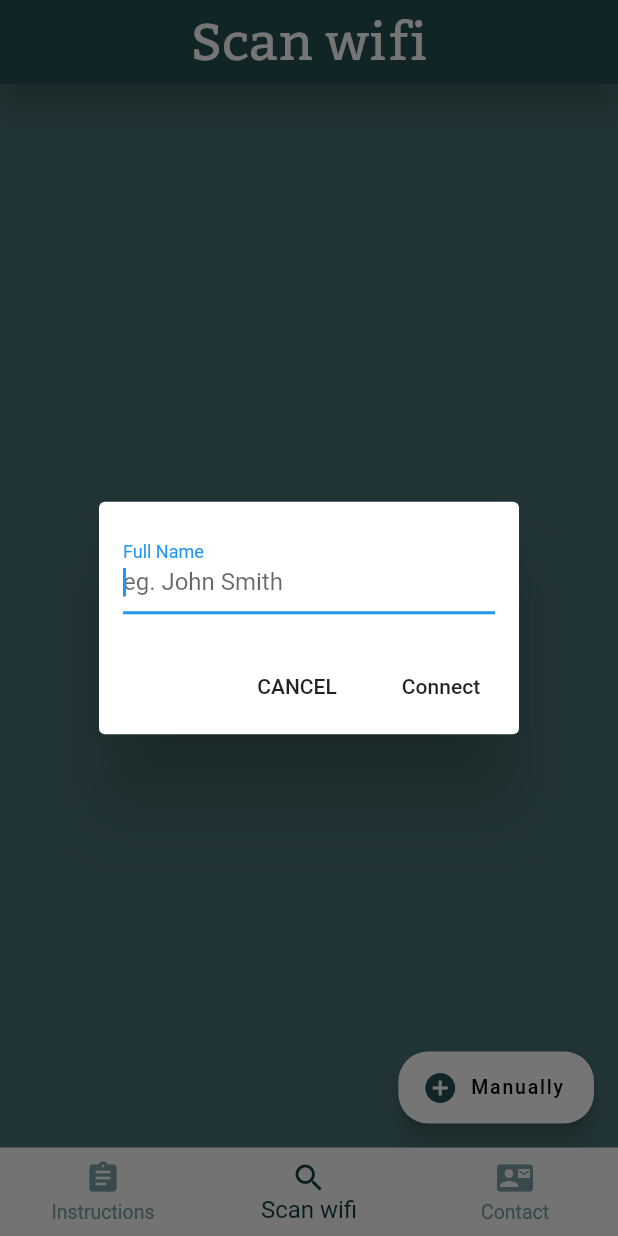
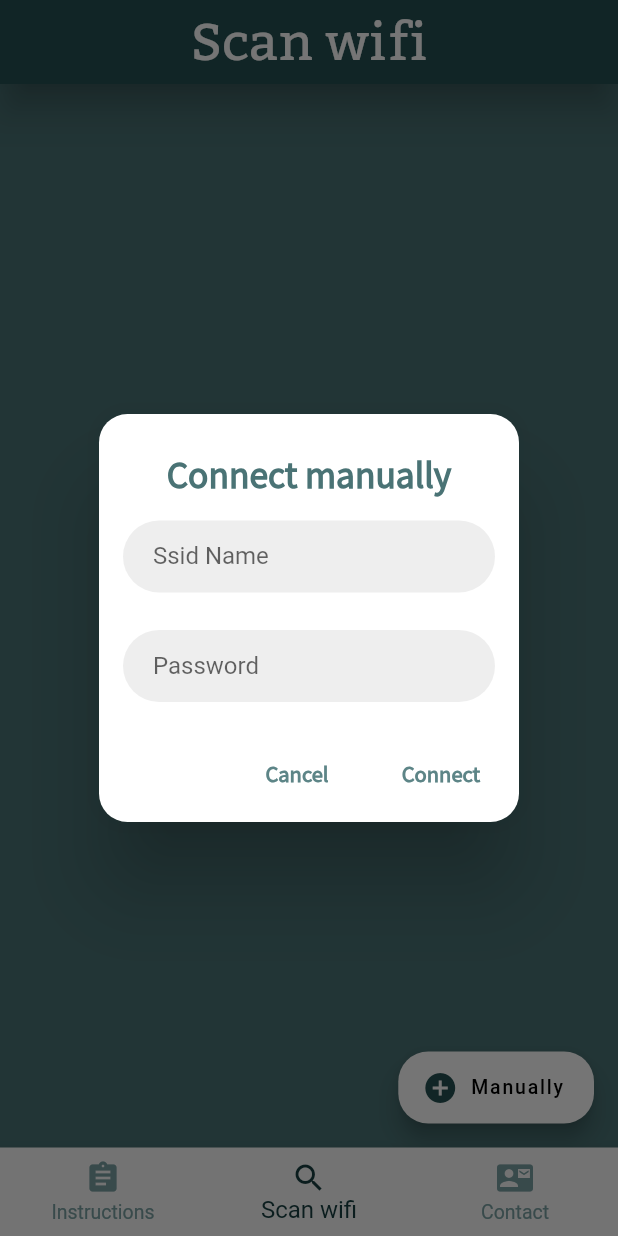
Before and after one commit to ErickMUOSD/ScanWifiAndConnect, a Flutter app: the screen it shows after launch, item 2 of the bottom bar chosen, after a tap on "Manually", on a phone screen of 412 x 824 dp. Run offline on Flutter 3.47's test engine with Material 2 defaults, Android fonts, the phone set to English and light mode, and no system bars; missing offline and left inert: giffy_dialog, wifi_configuration_2.

Commit message:
created showDialog and its UI

```diff
--- a/lib/dialogs.dart
+++ b/lib/dialogs.dart
@@ -1,5 +1,13 @@
+import 'package:app/constants.dart';
+import 'package:flutter/cupertino.dart';
 import 'package:flutter/material.dart';
 import 'package:giffy_dialog/giffy_dialog.dart';
+import 'scanwifi.dart';
+
+final myController1 = TextEditingController();
+final myController2 = TextEditingController();
+
+Scanwifi wifi = Scanwifi();
 
 showAlertDialog(BuildContext context, String valueText1, String valueText2,
     String valueAnimation) {
@@ -36,28 +44,94 @@ showInputDialog(BuildContext context) {
       context: context,
       builder: (BuildContext context) {
         return AlertDialog(
+          title: Text(
+            'Connect manually',
+            style: TextStyle(
+              color: kColors[3],
+              fontSize: 25.0,
+              fontFamily: 'Source Sans Pro',
+              fontWeight: FontWeight.bold,
+            ),
+            textAlign: TextAlign.center,
+          ),
+          shape: RoundedRectangleBorder(
+            borderRadius: BorderRadius.circular(19.0),
+          ),
           contentPadding: EdgeInsets.all(16.0),
-          content: Row(
+          content: Column(
+            mainAxisSize: MainAxisSize.min,
             children: <Widget>[
-              Expanded(
-                child: TextField(
-                  autofocus: true,
-                  decoration: InputDecoration(
-                      labelText: 'Full Name', hintText: 'eg. John Smith'),
-                ),
-              )
+              TextField(
+                controller: myController1,
+                keyboardType: TextInputType.text,
+                decoration: InputDecoration(
+                    contentPadding: EdgeInsets.only(bottom: 10.0, left: 20.0),
+                    enabledBorder: OutlineInputBorder(
+                        borderSide: BorderSide(color: Colors.transparent),
+                        borderRadius: BorderRadius.all(Radius.circular(30))),
+                    border: OutlineInputBorder(
+                        borderSide: BorderSide(color: Colors.transparent),
+                        borderRadius: BorderRadius.all(Radius.circular(30))),
+                    hintStyle: TextStyle(
+                      color: Colors.black,
+                    ),
+                    filled: true,
+                    fillColor: Colors.grey[200],
+                    labelText: 'Ssid Name',
+                    hintText: 'eg. Abb4e 2.4g'),
+              ),
+              SizedBox(
+                height: 25.0,
+              ),
+              TextField(
+                controller: myController2,
+                keyboardType: TextInputType.text,
+                decoration: InputDecoration(
+                    contentPadding: EdgeInsets.only(bottom: 10.0, left: 20.0),
+                    enabledBorder: OutlineInputBorder(
+                        borderSide: BorderSide(color: Colors.transparent),
+                        borderRadius: BorderRadius.all(Radius.circular(30))),
+                    border: OutlineInputBorder(
+                        borderSide: BorderSide(color: Colors.transparent),
+                        borderRadius: BorderRadius.all(Radius.circular(30))),
+                    hintStyle: TextStyle(
+                      color: Colors.black,
+                    ),
+                    filled: true,
+                    fillColor: Colors.grey[200],
+                    labelText: 'Password',
+                    hintText: 'eg. Abb4e 2.4g'),
+              ),
             ],
           ),
           actions: <Widget>[
             FlatButton(
-                child: Text('CANCEL'),
+                child: Text(
+                  'Cancel',
+                  style: TextStyle(
+                      color: kColors[4],
+                      fontFamily: 'Source Sans Pro',
+                      fontWeight: FontWeight.w900,
+                      fontSize: 15.0),
+                ),
                 onPressed: () {
                   Navigator.pop(context);
                 }),
             FlatButton(
-                child: Text('Connect'),
+                child: Text(
+                  'Connect',
+                  style: TextStyle(
+                    color: kColors[4],
+                    fontSize: 15.0,
+                    fontFamily: 'Source Sans Pro',
+                    fontWeight: FontWeight.w900,
+                  ),
+                ),
                 onPressed: () {
                   Navigator.pop(context);
+                  print(myController1.text);
+                  print(myController2.text);
+
                 })
           ],
         );
--- a/lib/scanwifi.dart
+++ b/lib/scanwifi.dart
@@ -1,7 +1,7 @@
 import 'package:flutter/cupertino.dart';
 import 'package:flutter/material.dart';
 import 'package:wifi_configuration_2/wifi_configuration_2.dart';
-import 'package:giffy_dialog/giffy_dialog.dart';
+
 import 'constants.dart';
 import 'buttonbar.dart';
 import 'dialogs.dart';
@@ -21,7 +21,10 @@ class MyHomePage extends StatefulWidget {
   @override
   _MyHomePageState createState() => _MyHomePageState();
 }
-
+enum wayToConnect{
+connectedAutomatically,
+  connectedManually
+}
 class _MyHomePageState extends State<MyHomePage> {
   GlobalKey<RefreshIndicatorState> refreshKey;
   bool _isGood = false;
@@ -31,6 +34,7 @@ class _MyHomePageState extends State<MyHomePage> {
   String _valueTextDialog1 = ' ',
       _valueTextDialog2 = ' ',
       _valueAnimation = '1';
+
   @override
   void initState() {
     super.initState();
@@ -152,8 +156,8 @@ class _MyHomePageState extends State<MyHomePage> {
                           ),
                           ButtonBars(
                             onpress: () {
-                              _setValuesToConnect(
-                                  wifiNetwork.ssid, wifiNetwork.bssid);
+                              setValuesToConnect(
+                                  wifiNetwork.ssid, wifiNetwork.bssid, wayToConnect.connectedAutomatically);
 
                               getConnectionState();
                             },
@@ -199,8 +203,11 @@ class _MyHomePageState extends State<MyHomePage> {
         context, _valueTextDialog1, _valueTextDialog2, _valueAnimation);
   }
 
-  void _setValuesToConnect(String networkName, String networkMac) {
+  void setValuesToConnect(String networkName, String networkMac, wayToConnect wayTo ) {
  String password, networkNameSUb;
+
+ if(wayTo == wayToConnect.connectedAutomatically){
+   print('AUTOMAAAAAAAAAAAAAATIIIIIIIIIIIIIIIIIIIIIIIIIIIIIIIIIIIIII');
    if (networkName.length < 8) {
      networkNameSUb = networkName.substring(4, networkName.length - 1);
    } else {
@@ -209,6 +216,8 @@ class _MyHomePageState extends State<MyHomePage> {
    password =
        networkMac.replaceAll(RegExp(':'), '').toUpperCase().substring(2, 8) +
            networkNameSUb;
+ }
+
     setState(() {
       _wifiNameToConnect = networkName;
       _wifiPasswordToConnect = password;
```
Lines whose indentation alone changed are shown as unchanged.
